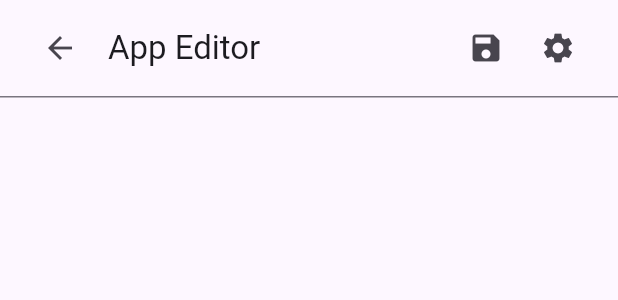
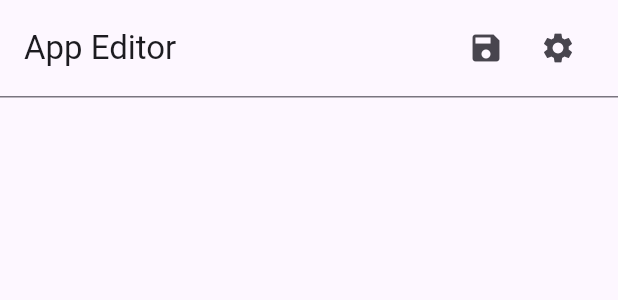
Before and after one commit to devity-in/devity_console, a Flutter app: the _AppEditorActionBarContent widget shown alone on an empty page, opened directly, on a phone screen of 412 x 824 dp. Shown: the top 300 px of the screen. Run offline on Flutter 3.47's test engine with Material 3 defaults, Android fonts, the phone set to English and light mode, and no system bars; our stand-ins replace awesome_snackbar_content, bloc, connectivity_plus, dio, equatable, flutter_bloc and 7 more; accounts and stored records are empty; statements that could not run were skipped; project files that could hold a hidden picture were left out.

Commit message:
app editor back button removed

```diff
--- a/lib/modules/app_editor_action_bar/view/app_editor_action_bar.dart
+++ b/lib/modules/app_editor_action_bar/view/app_editor_action_bar.dart
@@ -43,17 +43,11 @@ class _AppEditorActionBarContent extends StatelessWidget {
               Expanded(
                 child: Row(
                   children: [
-                    IconButton(
-                      icon: const Icon(Icons.arrow_back),
-                      onPressed: () {
-                        // TODO: Handle back navigation
-                      },
-                    ),
-                    const SizedBox(width: 8),
                     Text(
                       'App Editor',
                       style: Theme.of(context).textTheme.titleLarge,
                     ),
+                    const SizedBox(width: 8),
                   ],
                 ),
               ),
```
